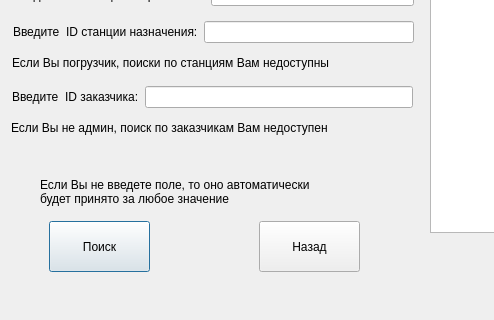
Edeotena/bd_4rd_sem_course_work, file src/project/selectorders.ui: the form before one commit; both pictures show x 0 to 494 and y 118 to 438 of the 948 by 438 pixel window.
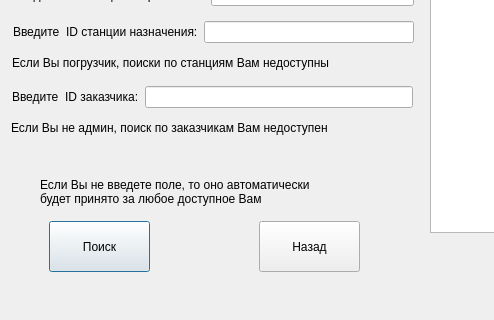
The form after the commit.

```diff
--- a/src/project/selectorders.ui
+++ b/src/project/selectorders.ui
@@ -86,7 +86,7 @@
    </property>
    <property name="text">
     <string>Если Вы не введете поле, то оно автоматически
-будет принято за любое значение</string>
+будет принято за любое доступное Вам</string>
    </property>
   </widget>
   <widget class="QLabel" name="label_5">
```
